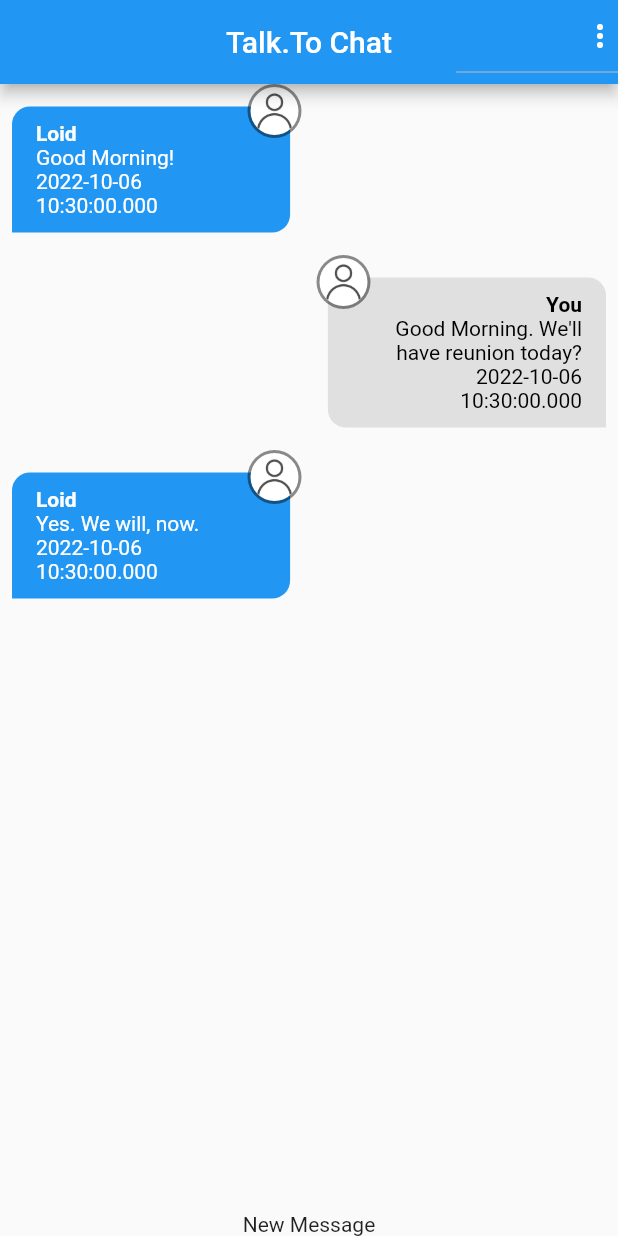
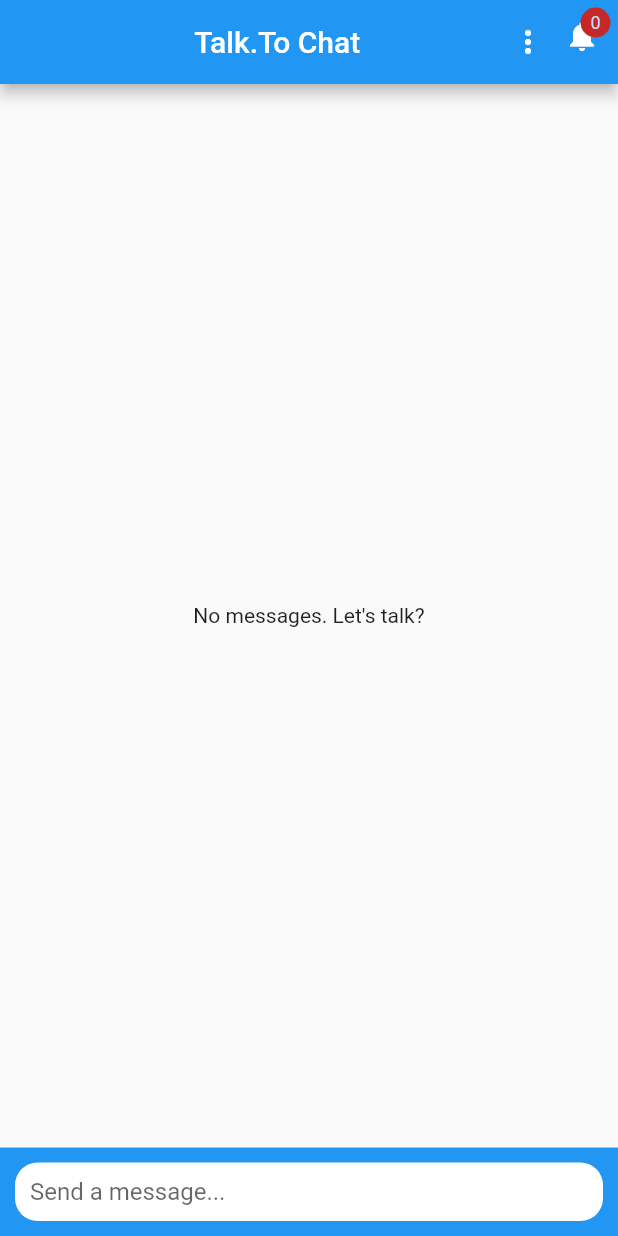
Before and after one commit to caiovcruz/chat, a Flutter app: the screen it shows after launch, on a phone screen of 412 x 824 dp. Run offline on Flutter 3.47's test engine with Material 2 defaults, Android fonts, the phone set to English and light mode, and no system bars; our stand-ins replace image_picker; accounts and stored records are empty.

Commit message:
Adding chat auto scroll to end, offset button to scroll to end. Correcting date format on message bubble. Working on send message and notification features.

```diff
--- a/lib/components/auth_form.dart
+++ b/lib/components/auth_form.dart
@@ -115,7 +115,7 @@ class _AuthFormState extends State<AuthForm> {
 
     final validations = [
       TextFieldValidator.required('Name', trimmedName),
-      TextFieldValidator.minLength('Name', trimmedName, 5),
+      TextFieldValidator.minLength('Name', trimmedName, 3),
     ];
 
     for (var validation in validations) {
--- a/lib/components/message_bubble.dart
+++ b/lib/components/message_bubble.dart
@@ -1,6 +1,7 @@
 import 'dart:io';
 
 import 'package:flutter/material.dart';
+import 'package:intl/intl.dart';
 
 import '../core/models/chat_message.dart';
 
@@ -84,6 +85,7 @@ class MessageBubble extends StatelessWidget {
                       fontWeight: FontWeight.bold,
                     ),
                   ),
+                  const SizedBox(height: 5),
                   Text(
                     message.text,
                     textAlign:
@@ -92,12 +94,18 @@ class MessageBubble extends StatelessWidget {
                       color: belongsToCurrentUser ? Colors.black : Colors.white,
                     ),
                   ),
-                  Text(
-                    message.createdAt.toString(),
-                    textAlign:
-                        belongsToCurrentUser ? TextAlign.right : TextAlign.left,
-                    style: TextStyle(
-                      color: belongsToCurrentUser ? Colors.black : Colors.white,
+                  const SizedBox(height: 5),
+                  Align(
+                    alignment: belongsToCurrentUser
+                        ? Alignment.centerLeft
+                        : Alignment.centerRight,
+                    child: Text(
+                      DateFormat('EEE').add_Hm().format(message.createdAt),
+                      style: TextStyle(
+                        color: belongsToCurrentUser
+                            ? Colors.black38
+                            : Colors.white70,
+                      ),
                     ),
                   ),
                 ],
--- a/lib/components/messages.dart
+++ b/lib/components/messages.dart
@@ -6,8 +6,43 @@ import '../core/services/chat/chat_service.dart';
 import '../utils/loading_util.dart';
 import 'message_bubble.dart';
 
-class Messages extends StatelessWidget {
+class Messages extends StatefulWidget {
   const Messages({Key? key}) : super(key: key);
+
+  @override
+  State<Messages> createState() => _MessagesState();
+}
+
+class _MessagesState extends State<Messages> {
+  final _scrollController = ScrollController();
+  bool _showScrollToEnd = false;
+
+  @override
+  void initState() {
+    super.initState();
+
+    _scrollController.addListener(() {
+      setState(() {
+        if (_scrollController.hasClients) {
+          _showScrollToEnd = _scrollController.offset > 400 ? true : false;
+        }
+      });
+    });
+  }
+
+  @override
+  void dispose() {
+    super.dispose();
+    _scrollController.dispose();
+  }
+
+  void _scrollToEnd() {
+    _scrollController.animateTo(
+      0,
+      duration: const Duration(milliseconds: 300),
+      curve: Curves.linear,
+    );
+  }
 
   @override
   Widget build(BuildContext context) {
@@ -22,14 +57,47 @@ class Messages extends StatelessWidget {
             child: Text('No messages. Let\'s talk?'),
           );
         } else {
-          final messages = snapshot.data!;
-          return ListView.builder(
-            itemCount: messages.length,
-            itemBuilder: (ctx, index) => MessageBubble(
-              key: ValueKey(messages[index].id),
-              message: messages[index],
-              belongsToCurrentUser: currentUser?.id == messages[index].userId,
-            ),
+          final messages = snapshot.data!.reversed.toList();
+          return Stack(
+            children: [
+              Positioned.fill(
+                child: ListView.builder(
+                  controller: _scrollController,
+                  reverse: true,
+                  itemCount: messages.length,
+                  itemBuilder: (ctx, index) => MessageBubble(
+                    key: ValueKey(messages[index].id),
+                    message: messages[index],
+                    belongsToCurrentUser:
+                        currentUser?.id == messages[index].userId,
+                  ),
+                ),
+              ),
+              if (_showScrollToEnd)
+                Positioned(
+                  bottom: 0,
+                  right: 0,
+                  child: Padding(
+                    padding: const EdgeInsets.symmetric(vertical: 10),
+                    child: TextButton(
+                      onPressed: _scrollToEnd,
+                      style: TextButton.styleFrom(
+                        backgroundColor: Theme.of(context).colorScheme.primary,
+                        shape: const RoundedRectangleBorder(
+                          borderRadius: BorderRadius.only(
+                            topLeft: Radius.circular(5),
+                            bottomLeft: Radius.circular(5),
+                          ),
+                        ),
+                      ),
+                      child: const Icon(
+                        Icons.arrow_circle_down_rounded,
+                        color: Colors.white,
+                      ),
+                    ),
+                  ),
+                ),
+            ],
           );
         }
       },
--- a/lib/components/new_message.dart
+++ b/lib/components/new_message.dart
@@ -1,12 +1,81 @@
 import 'package:flutter/material.dart';
 
-class NewMessage extends StatelessWidget {
+import '../core/services/auth/auth_service.dart';
+import '../core/services/chat/chat_service.dart';
+
+class NewMessage extends StatefulWidget {
   const NewMessage({Key? key}) : super(key: key);
 
   @override
+  State<NewMessage> createState() => _NewMessageState();
+}
+
+class _NewMessageState extends State<NewMessage> {
+  String _message = '';
+  final _messageController = TextEditingController();
+
+  Future<void> _sendMessage() async {
+    final currentUser = AuthService().currentUser;
+
+    if (currentUser != null) {
+      await ChatService().save(_message.trim(), currentUser);
+      _messageController.clear();
+      FocusManager.instance.primaryFocus?.unfocus();
+    }
+  }
+
+  bool get messageNotEmpty => _message.trim().isNotEmpty;
+
+  @override
   Widget build(BuildContext context) {
-    return const Center(
-      child: Text('New Message'),
+    return Container(
+      decoration: BoxDecoration(color: Theme.of(context).colorScheme.primary),
+      child: Row(
+        children: [
+          Expanded(
+            child: Container(
+              padding: EdgeInsets.only(
+                left: 10,
+                top: 10,
+                right: messageNotEmpty ? 0 : 10,
+                bottom: 10,
+              ),
+              child: TextField(
+                controller: _messageController,
+                maxLines: null,
+                decoration: const InputDecoration(
+                  isDense: true,
+                  contentPadding: EdgeInsets.all(10),
+                  hintText: 'Send a message...',
+                  border: OutlineInputBorder(
+                    borderSide: BorderSide.none,
+                    borderRadius: BorderRadius.all(
+                      Radius.circular(15),
+                    ),
+                  ),
+                  filled: true,
+                  fillColor: Colors.white,
+                ),
+                onChanged: (message) => setState(() => _message = message),
+                onSubmitted: (_) {
+                  if (messageNotEmpty) {
+                    _sendMessage();
+                  }
+                },
+              ),
+            ),
+          ),
+          if (messageNotEmpty)
+            TextButton(
+              style: TextButton.styleFrom(
+                shape: const CircleBorder(),
+                backgroundColor: Colors.white,
+              ),
+              onPressed: _sendMessage,
+              child: const Icon(Icons.send),
+            ),
+        ],
+      ),
     );
   }
 }
--- /dev/null
+++ b/lib/core/models/chat_notification.dart
@@ -0,0 +1,9 @@
+class ChatNotification {
+  final String title;
+  final String body;
+
+  const ChatNotification({
+    required this.title,
+    required this.body,
+  });
+}
--- a/lib/core/services/chat/chat_mock_service.dart
+++ b/lib/core/services/chat/chat_mock_service.dart
@@ -8,32 +8,7 @@ import 'package:chat/core/models/chat_message.dart';
 import 'chat_service.dart';
 
 class ChatMockService implements ChatService {
-  static final List<ChatMessage> _messages = [
-    ChatMessage(
-      id: '1',
-      text: 'Good Morning!',
-      createdAt: DateTime.now(),
-      userId: '123',
-      userName: 'Loid',
-      userImageURL: 'assets/images/avatar.png',
-    ),
-    ChatMessage(
-      id: '1',
-      text: 'Good Morning. We\'ll have reunion today?',
-      createdAt: DateTime.now(),
-      userId: '456',
-      userName: 'Yor',
-      userImageURL: 'assets/images/avatar.png',
-    ),
-    ChatMessage(
-      id: '1',
-      text: 'Yes. We will, now.',
-      createdAt: DateTime.now(),
-      userId: '123',
-      userName: 'Loid',
-      userImageURL: 'assets/images/avatar.png',
-    ),
-  ];
+  static final List<ChatMessage> _messages = [];
   static MultiStreamController<List<ChatMessage>>? _controller;
   static final _messagesStream = Stream<List<ChatMessage>>.multi((controller) {
     _controller = controller;
--- /dev/null
+++ b/lib/core/services/notification/chat_notification_service.dart
@@ -0,0 +1,24 @@
+import 'package:flutter/cupertino.dart';
+
+import '../../models/chat_notification.dart';
+
+class ChatNotificationService with ChangeNotifier {
+  final List<ChatNotification> _items = [];
+
+  List<ChatNotification> get items => [..._items];
+
+  int get itemsCount => _items.length;
+
+  String get resumedItemsCount =>
+      _items.length > 9 ? '+9' : _items.length.toString();
+
+  void add(ChatNotification notification) {
+    _items.add(notification);
+    notifyListeners();
+  }
+
+  void remove(int index) {
+    _items.removeAt(index);
+    notifyListeners();
+  }
+}
--- a/lib/main.dart
+++ b/lib/main.dart
@@ -1,5 +1,7 @@
 import 'package:flutter/material.dart';
+import 'package:provider/provider.dart';
 
+import 'core/services/notification/chat_notification_service.dart';
 import 'pages/auth_or_app_page.dart';
 
 void main() {
@@ -12,13 +14,20 @@ class MyApp extends StatelessWidget {
   // This widget is the root of your application.
   @override
   Widget build(BuildContext context) {
-    return MaterialApp(
-      debugShowCheckedModeBanner: false,
-      title: 'Chat',
-      theme: ThemeData(
-        primarySwatch: Colors.blue,
+    return MultiProvider(
+      providers: [
+        ChangeNotifierProvider(
+          create: (ctx) => ChatNotificationService(),
+        ),
+      ],
+      child: MaterialApp(
+        debugShowCheckedModeBanner: false,
+        title: 'Chat',
+        theme: ThemeData(
+          primarySwatch: Colors.blue,
+        ),
+        home: const AuthOrAppPage(),
       ),
-      home: const AuthOrAppPage(),
     );
   }
 }
--- a/lib/pages/chat_page.dart
+++ b/lib/pages/chat_page.dart
@@ -1,8 +1,11 @@
 import 'package:flutter/material.dart';
+import 'package:provider/provider.dart';
 
 import '../components/messages.dart';
 import '../components/new_message.dart';
 import '../core/services/auth/auth_service.dart';
+import '../core/services/notification/chat_notification_service.dart';
+import 'notification_page.dart';
 
 class ChatPage extends StatelessWidget {
   const ChatPage({Key? key}) : super(key: key);
@@ -14,7 +17,8 @@ class ChatPage extends StatelessWidget {
         title: const Text('Talk.To Chat'),
         centerTitle: true,
         actions: [
-          DropdownButton(
+          DropdownButtonHideUnderline(
+            child: DropdownButton(
               icon: Icon(
                 Icons.more_vert,
                 color: Theme.of(context).primaryIconTheme.color,
@@ -22,7 +26,6 @@ class ChatPage extends StatelessWidget {
               items: [
                 DropdownMenuItem(
                   value: 'logout',
-                child: Container(
                   child: Row(
                     children: const [
                       Icon(
@@ -34,7 +37,6 @@ class ChatPage extends StatelessWidget {
                     ],
                   ),
                 ),
-              ),
               ],
               onChanged: (value) {
                 if (value == 'logout') {
@@ -42,15 +44,42 @@ class ChatPage extends StatelessWidget {
                 }
               },
             ),
+          ),
+          Stack(
+            children: [
+              IconButton(
+                onPressed: () => Navigator.of(context).push(MaterialPageRoute(
+                  builder: (ctx) => const NotificationPage(),
+                )),
+                icon: const Icon(Icons.notifications),
+              ),
+              Positioned(
+                top: 5,
+                right: 5,
+                child: CircleAvatar(
+                  maxRadius: 10,
+                  backgroundColor: Colors.red.shade800,
+                  child: Text(
+                    Provider.of<ChatNotificationService>(context)
+                        .resumedItemsCount,
+                    style: const TextStyle(fontSize: 12),
+                  ),
+                ),
+              ),
+            ],
+          ),
         ],
       ),
       body: SafeArea(
         child: Column(
-          children: const [
+          children: [
             Expanded(
-              child: Messages(),
+              child: GestureDetector(
+                onTap: () => FocusManager.instance.primaryFocus?.unfocus(),
+                child: const Messages(),
               ),
-            NewMessage(),
+            ),
+            const NewMessage(),
           ],
         ),
       ),
--- a/pubspec.yaml
+++ b/pubspec.yaml
@@ -35,6 +35,8 @@ dependencies:
   # Use with the CupertinoIcons class for iOS style icons.
   cupertino_icons: ^1.0.2
   image_picker: ^0.8.5+3
+  intl: ^0.17.0
+  provider: ^6.0.3
 
 dev_dependencies:
   flutter_test:
```
Also changed, not shown: lib/pages/notification_page.dart (added, +57 -0 lines). Lines whose indentation alone changed are shown as unchanged.
